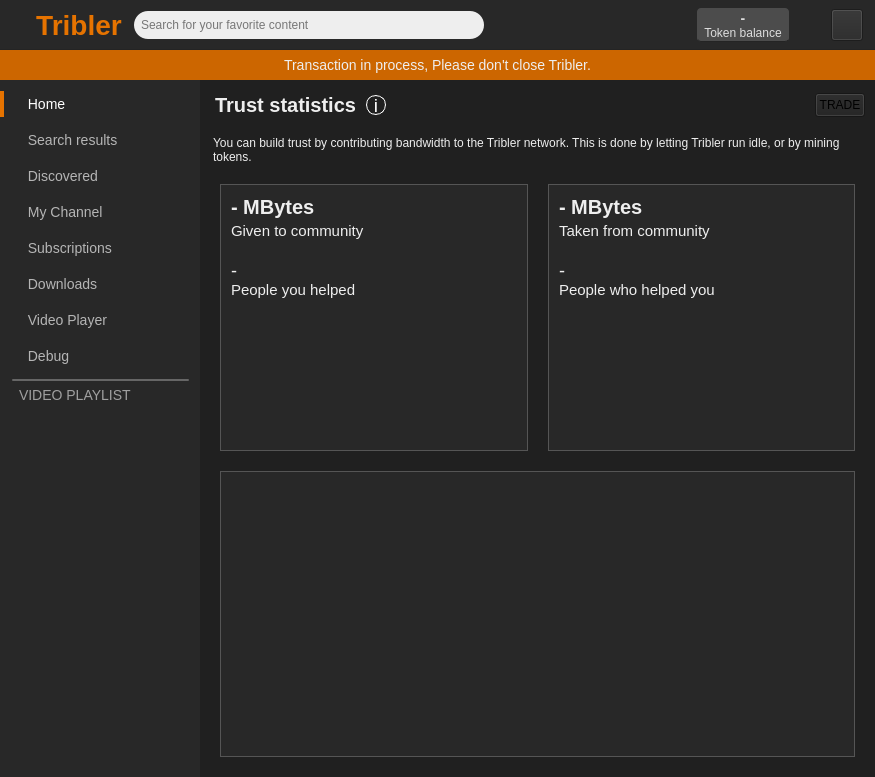
Old version of the form TriblerGUI/qt_resources/mainwindow.ui in the repository Tribler/tribler.
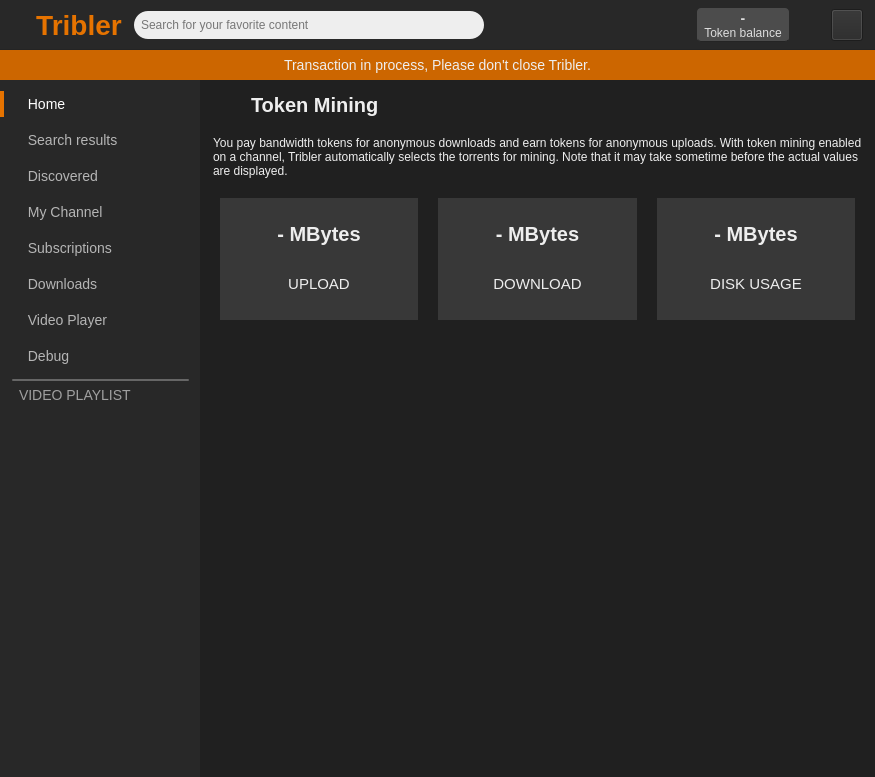
New version of the form. The open tabs and pages were chosen to show the change. Icons and pictures are not drawn. Custom widgets are drawn as their Qt base class.

Commit message: Added multi level investment policy in Credit Mining.

```diff
--- a/TriblerGUI/qt_resources/mainwindow.ui
+++ b/TriblerGUI/qt_resources/mainwindow.ui
@@ -9451,6 +9451,44 @@
                </property>
               </spacer>
              </item>
+             <item>
+              <widget class="EllipseButton" name="mine_button">
+               <property name="minimumSize">
+                <size>
+                 <width>150</width>
+                 <height>24</height>
+                </size>
+               </property>
+               <property name="maximumSize">
+                <size>
+                 <width>150</width>
+                 <height>24</height>
+                </size>
+               </property>
+               <property name="cursor">
+                <cursorShape>PointingHandCursor</cursorShape>
+               </property>
+               <property name="text">
+                <string>Token Mining</string>
+               </property>
+              </widget>
+             </item>
+             <item>
+              <spacer name="horizontalSpacer_91">
+               <property name="orientation">
+                <enum>Qt::Horizontal</enum>
+               </property>
+               <property name="sizeType">
+                <enum>QSizePolicy::Fixed</enum>
+               </property>
+               <property name="sizeHint" stdset="0">
+                <size>
+                 <width>10</width>
+                 <height>20</height>
+                </size>
+               </property>
+              </spacer>
+             </item>
              <item>
               <widget class="EllipseButton" name="trade_button">
                <property name="minimumSize">
@@ -11943,6 +11981,557 @@
           </item>
          </layout>
         </widget>
+        <widget class="TokenMiningPage" name="token_mining_page">
+         <property name="styleSheet">
+          <string notr="true">QLabel { color: #eee; }</string>
+         </property>
+         <layout class="QVBoxLayout" name="verticalLayout">
+          <property name="spacing">
+           <number>0</number>
+          </property>
+          <property name="leftMargin">
+           <number>0</number>
+          </property>
+          <property name="topMargin">
+           <number>0</number>
+          </property>
+          <property name="rightMargin">
+           <number>0</number>
+          </property>
+          <property name="bottomMargin">
+           <number>0</number>
+          </property>
+          <item>
+           <widget class="QWidget" name="token_mining_header" native="true">
+            <layout class="QHBoxLayout" name="horizontalLayout_13">
+             <property name="spacing">
+              <number>0</number>
+             </property>
+             <property name="leftMargin">
+              <number>0</number>
+             </property>
+             <property name="topMargin">
+              <number>0</number>
+             </property>
+             <property name="rightMargin">
+              <number>0</number>
+             </property>
+             <property name="bottomMargin">
+              <number>0</number>
+             </property>
+             <item>
+              <spacer name="horizontalSpacer_89">
+               <property name="orientation">
+                <enum>Qt::Horizontal</enum>
+               </property>
+               <property name="sizeType">
+                <enum>QSizePolicy::Fixed</enum>
+               </property>
+               <property name="sizeHint" stdset="0">
+                <size>
+                 <width>10</width>
+                 <height>20</height>
+                </size>
+               </property>
+              </spacer>
+             </item>
+             <item>
+              <widget class="QToolButton" name="token_mining_back_button">
+               <property name="minimumSize">
+                <size>
+                 <width>16</width>
+                 <height>18</height>
+                </size>
+               </property>
+               <property name="maximumSize">
+                <size>
+                 <width>16</width>
+                 <height>18</height>
+                </size>
+               </property>
+               <property name="cursor">
+                <cursorShape>PointingHandCursor</cursorShape>
+               </property>
+               <property name="styleSheet">
+                <string notr="true">border: none;</string>
+               </property>
+               <property name="text">
+                <string/>
+               </property>
+              </widget>
+             </item>
+             <item>
+              <spacer name="horizontalSpacer_90">
+               <property name="orientation">
+                <enum>Qt::Horizontal</enum>
+               </property>
+               <property name="sizeType">
+                <enum>QSizePolicy::Fixed</enum>
+               </property>
+               <property name="sizeHint" stdset="0">
+                <size>
+                 <width>10</width>
+                 <height>20</height>
+                </size>
+               </property>
+              </spacer>
+             </item>
+             <item>
+              <widget class="QLabel" name="token_mining_header_label">
+               <property name="sizePolicy">
+                <sizepolicy hsizetype="Preferred" vsizetype="Fixed">
+                 <horstretch>0</horstretch>
+                 <verstretch>0</verstretch>
+                </sizepolicy>
+               </property>
+               <property name="minimumSize">
+                <size>
+                 <width>0</width>
+                 <height>50</height>
+                </size>
+               </property>
+               <property name="maximumSize">
+                <size>
+                 <width>16777215</width>
+                 <height>50</height>
+                </size>
+               </property>
+               <property name="styleSheet">
+                <string notr="true">color: #eee;
+                                            background-color: transparent;
+                                            font-size: 20px;
+                                            font-weight: bold;
+                                            margin: 10px;
+margin-right: 4px;
+margin-top: 9px;</string>
+               </property>
+               <property name="text">
+                <string>Token Mining</string>
+               </property>
+              </widget>
+             </item>
+             <item>
+              <spacer name="horizontalSpacer_69">
+               <property name="orientation">
+                <enum>Qt::Horizontal</enum>
+               </property>
+               <property name="sizeType">
+                <enum>QSizePolicy::Expanding</enum>
+               </property>
+               <property name="sizeHint" stdset="0">
+                <size>
+                 <width>10</width>
+                 <height>20</height>
+                </size>
+               </property>
+              </spacer>
+             </item>
+             <item>
+              <spacer name="horizontalSpacer_20">
+               <property name="orientation">
+                <enum>Qt::Horizontal</enum>
+               </property>
+               <property name="sizeType">
+                <enum>QSizePolicy::Fixed</enum>
+               </property>
+               <property name="sizeHint" stdset="0">
+                <size>
+                 <width>10</width>
+                 <height>20</height>
+                </size>
+               </property>
+              </spacer>
+             </item>
+            </layout>
+           </widget>
+          </item>
+          <item>
+           <spacer name="verticalSpacer_16">
+            <property name="orientation">
+             <enum>Qt::Vertical</enum>
+            </property>
+            <property name="sizeType">
+             <enum>QSizePolicy::Fixed</enum>
+            </property>
+            <property name="sizeHint" stdset="0">
+             <size>
+              <width>20</width>
+              <height>6</height>
+             </size>
+            </property>
+           </spacer>
+          </item>
+          <item>
+           <widget class="QLabel" name="token_mining_explanation_label">
+            <property name="styleSheet">
+             <string notr="true">padding-left: 10px; padding-right: 10px;</string>
+            </property>
+            <property name="text">
+             <string>You pay bandwidth tokens for anonymous downloads and earn tokens for anonymous uploads. With token mining enabled on a channel, Tribler automatically selects the torrents for mining. Note that it may take sometime before the actual values are displayed.</string>
+            </property>
+            <property name="wordWrap">
+             <bool>true</bool>
+            </property>
+           </widget>
+          </item>
+          <item>
+           <widget class="QWidget" name="token_mining_top_container" native="true">
+            <property name="sizePolicy">
+             <sizepolicy hsizetype="Preferred" vsizetype="Fixed">
+              <horstretch>0</horstretch>
+              <verstretch>0</verstretch>
+             </sizepolicy>
+            </property>
+            <property name="minimumSize">
+             <size>
+              <width>0</width>
+              <height>150</height>
+             </size>
+            </property>
+            <property name="maximumSize">
+             <size>
+              <width>16777215</width>
+              <height>300</height>
+             </size>
+            </property>
+            <property name="styleSheet">
+             <string notr="true"/>
+            </property>
+            <layout class="QHBoxLayout" name="horizontalLayout_39">
+             <property name="spacing">
+              <number>20</number>
+             </property>
+             <property name="leftMargin">
+              <number>20</number>
+             </property>
+             <property name="topMargin">
+              <number>20</number>
+             </property>
+             <property name="rightMargin">
+              <number>20</number>
+             </property>
+             <property name="bottomMargin">
+              <number>20</number>
+             </property>
+             <item>
+              <widget class="QWidget" name="trust_interactions_upload_stats_box" native="true">
+               <property name="styleSheet">
+                <string notr="true">QWidget {
+background-color: #383838; 
+}
+QLabel {
+border: none;
+}</string>
+               </property>
+               <layout class="QVBoxLayout" name="verticalLayout_12">
+                <property name="spacing">
+                 <number>0</number>
+                </property>
+                <item>
+                 <widget class="QLabel" name="token_mining_upload_amount_label">
+                  <property name="sizePolicy">
+                   <sizepolicy hsizetype="Preferred" vsizetype="Fixed">
+                    <horstretch>0</horstretch>
+                    <verstretch>0</verstretch>
+                   </sizepolicy>
+                  </property>
+                  <property name="minimumSize">
+                   <size>
+                    <width>0</width>
+                    <height>50</height>
+                   </size>
+                  </property>
+                  <property name="maximumSize">
+                   <size>
+                    <width>16777215</width>
+                    <height>50</height>
+                   </size>
+                  </property>
+                  <property name="styleSheet">
+                   <string notr="true">font-size: 20px; font-weight: bold;</string>
+                  </property>
+                  <property name="text">
+                   <string>- MBytes</string>
+                  </property>
+                  <property name="alignment">
+                   <set>Qt::AlignCenter</set>
+                  </property>
+                 </widget>
+                </item>
+                <item>
+                 <widget class="QLabel" name="token_mining_upload_label">
+                  <property name="minimumSize">
+                   <size>
+                    <width>0</width>
+                    <height>50</height>
+                   </size>
+                  </property>
+                  <property name="maximumSize">
+                   <size>
+                    <width>16777215</width>
+                    <height>50</height>
+                   </size>
+                  </property>
+                  <property name="font">
+                   <font>
+                    <pointsize>-1</pointsize>
+                   </font>
+                  </property>
+                  <property name="styleSheet">
+                   <string notr="true">font-size: 15px;</string>
+                  </property>
+                  <property name="text">
+                   <string>UPLOAD</string>
+                  </property>
+                  <property name="alignment">
+                   <set>Qt::AlignCenter</set>
+                  </property>
+                 </widget>
+                </item>
+               </layout>
+              </widget>
+             </item>
+             <item>
+              <widget class="QWidget" name="token_mining_download_stats_box" native="true">
+               <property name="maximumSize">
+                <size>
+                 <width>16777215</width>
+                 <height>16777215</height>
+                </size>
+               </property>
+               <property name="styleSheet">
+                <string notr="true">QWidget {
+background-color: #383838; 
+}
+QLabel {
+border: none;
+}</string>
+               </property>
+               <layout class="QVBoxLayout" name="verticalLayout_10">
+                <property name="spacing">
+                 <number>0</number>
+                </property>
+                <item>
+                 <widget class="QLabel" name="token_mining_download_amount_label">
+                  <property name="minimumSize">
+                   <size>
+                    <width>0</width>
+                    <height>50</height>
+                   </size>
+                  </property>
+                  <property name="maximumSize">
+                   <size>
+                    <width>16777215</width>
+                    <height>50</height>
+                   </size>
+                  </property>
+                  <property name="styleSheet">
+                   <string notr="true">font-size: 20px; font-weight: bold;</string>
+                  </property>
+                  <property name="text">
+                   <string>- MBytes</string>
+                  </property>
+                  <property name="alignment">
+                   <set>Qt::AlignCenter</set>
+                  </property>
+                 </widget>
+                </item>
+                <item>
+                 <widget class="QLabel" name="token_mining_download_label">
+                  <property name="minimumSize">
+                   <size>
+                    <width>0</width>
+                    <height>50</height>
+                   </size>
+                  </property>
+                  <property name="maximumSize">
+                   <size>
+                    <width>16777215</width>
+                    <height>50</height>
+                   </size>
+                  </property>
+                  <property name="styleSheet">
+                   <string notr="true">font-size: 15px;</string>
+                  </property>
+                  <property name="text">
+                   <string>DOWNLOAD</string>
+                  </property>
+                  <property name="alignment">
+                   <set>Qt::AlignCenter</set>
+                  </property>
+                 </widget>
+                </item>
+               </layout>
+              </widget>
+             </item>
+             <item>
+              <widget class="QWidget" name="token_mining_disk_usage_box" native="true">
+               <property name="maximumSize">
+                <size>
+                 <width>16777215</width>
+                 <height>16777215</height>
+                </size>
+               </property>
+               <property name="styleSheet">
+                <string notr="true">QWidget {
+background-color: #383838; 
+}
+QLabel {
+border: none;
+}</string>
+               </property>
+               <layout class="QVBoxLayout" name="verticalLayout_10">
+                <property name="spacing">
+                 <number>0</number>
+                </property>
+                <item>
+                 <widget class="QLabel" name="token_mining_disk_usage_label">
+                  <property name="minimumSize">
+                   <size>
+                    <width>0</width>
+                    <height>50</height>
+                   </size>
+                  </property>
+                  <property name="maximumSize">
+                   <size>
+                    <width>16777215</width>
+                    <height>50</height>
+                   </size>
+                  </property>
+                  <property name="styleSheet">
+                   <string notr="true">font-size: 20px; font-weight: bold;</string>
+                  </property>
+                  <property name="text">
+                   <string>- MBytes</string>
+                  </property>
+                  <property name="alignment">
+                   <set>Qt::AlignCenter</set>
+                  </property>
+                 </widget>
+                </item>
+                <item>
+                 <widget class="QLabel" name="token_mining_disk_usage_label">
+                  <property name="minimumSize">
+                   <size>
+                    <width>0</width>
+                    <height>50</height>
+                   </size>
+                  </property>
+                  <property name="maximumSize">
+                   <size>
+                    <width>16777215</width>
+                    <height>50</height>
+                   </size>
+                  </property>
+                  <property name="styleSheet">
+                   <string notr="true">font-size: 15px;</string>
+                  </property>
+                  <property name="text">
+                   <string>DISK USAGE</string>
+                  </property>
+                  <property name="alignment">
+                   <set>Qt::AlignCenter</set>
+                  </property>
+                 </widget>
+                </item>
+               </layout>
+              </widget>
+             </item>
+            </layout>
+           </widget>
+          </item>
+          <item>
+           <widget class="QWidget" name="token_mining_upload_widget" native="true">
+            <property name="sizePolicy">
+             <sizepolicy hsizetype="Preferred" vsizetype="Expanding">
+              <horstretch>0</horstretch>
+              <verstretch>0</verstretch>
+             </sizepolicy>
+            </property>
+            <property name="styleSheet">
+             <string notr="true"/>
+            </property>
+            <layout class="QHBoxLayout" name="horizontalLayout_37">
+             <property name="spacing">
+              <number>20</number>
+             </property>
+             <property name="leftMargin">
+              <number>20</number>
+             </property>
+             <property name="topMargin">
+              <number>0</number>
+             </property>
+             <property name="rightMargin">
+              <number>20</number>
+             </property>
+             <property name="bottomMargin">
+              <number>20</number>
+             </property>
+             <item>
+              <widget class="QWidget" name="token_miningwidget_10" native="true">
+               <property name="styleSheet">
+                <string notr="true"/>
+               </property>
+               <layout class="QVBoxLayout" name="verticalLayout_13">
+                <property name="spacing">
+                 <number>0</number>
+                </property>
+                <property name="leftMargin">
+                 <number>2</number>
+                </property>
+                <property name="topMargin">
+                 <number>2</number>
+                </property>
+                <property name="rightMargin">
+                 <number>2</number>
+                </property>
+                <property name="bottomMargin">
+                 <number>2</number>
+                </property>
+                <item>
+                 <widget class="QWidget" name="token_mining_plot_widget" native="true">
+                  <property name="minimumSize">
+                   <size>
+                    <width>0</width>
+                    <height>250</height>
+                   </size>
+                  </property>
+                  <property name="baseSize">
+                   <size>
+                    <width>0</width>
+                    <height>250</height>
+                   </size>
+                  </property>
+                  <property name="autoFillBackground">
+                   <bool>false</bool>
+                  </property>
+                  <property name="styleSheet">
+                   <string notr="true"/>
+                  </property>
+                  <layout class="QVBoxLayout" name="verticalLayout_14">
+                   <property name="leftMargin">
+                    <number>0</number>
+                   </property>
+                   <property name="topMargin">
+                    <number>0</number>
+                   </property>
+                   <property name="rightMargin">
+                    <number>0</number>
+                   </property>
+                   <property name="bottomMargin">
+                    <number>0</number>
+                   </property>
+                  </layout>
+                 </widget>
+                </item>
+               </layout>
+              </widget>
+             </item>
+            </layout>
+           </widget>
+          </item>
+         </layout>
+        </widget>
        </widget>
       </item>
      </layout>
@@ -12193,6 +12782,12 @@
    <header>TriblerGUI.widgets.marketorderspage.h</header>
    <container>1</container>
   </customwidget>
+  <customwidget>
+   <class>TokenMiningPage</class>
+   <extends>QWidget</extends>
+   <header>TriblerGUI.widgets.tokenminingpage.h</header>
+   <container>1</container>
+  </customwidget>
  </customwidgets>
  <resources/>
  <connections>
```
Left out of the diff: 20 changed lines with no effect on the pictures. The commit also changes 11 other files.
